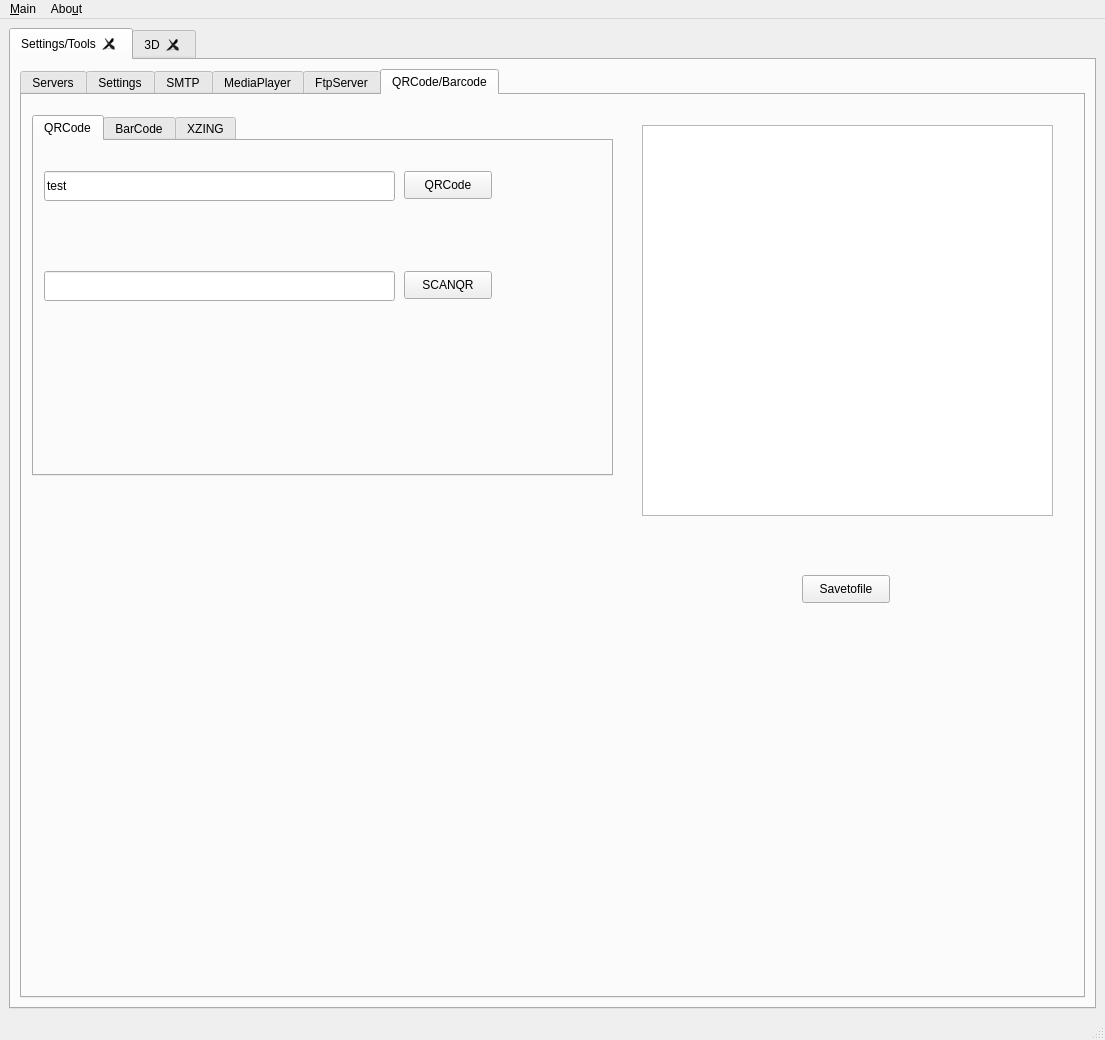
netpipe/cannachat, file mainwindow.ui: the form before one commit.
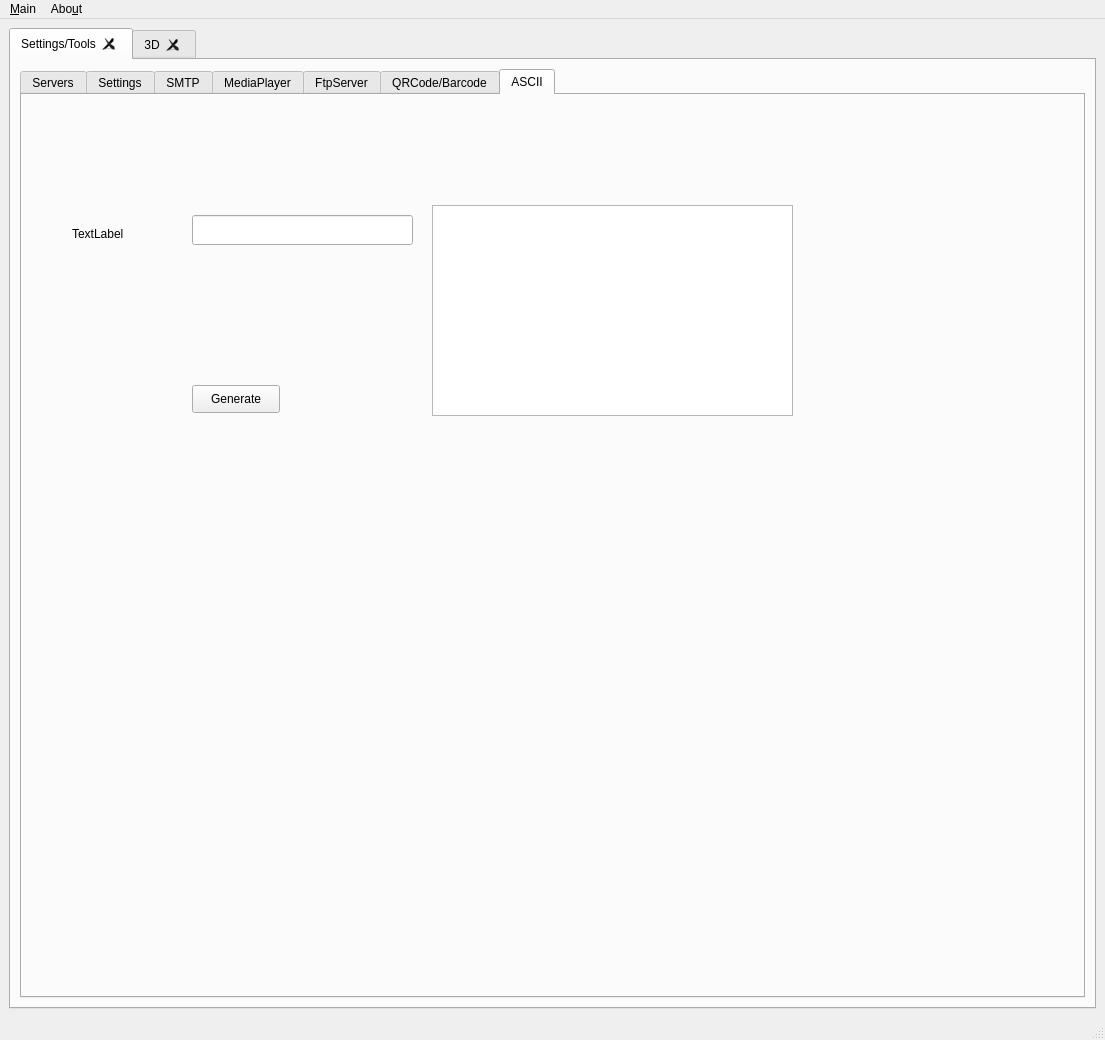
The form after the commit. Icons and pictures are not drawn.

Patch:
```diff
--- a/mainwindow.ui
+++ b/mainwindow.ui
@@ -34,7 +34,7 @@
         <item row="0" column="0">
          <widget class="QTabWidget" name="tabWidget_2">
           <property name="currentIndex">
-           <number>5</number>
+           <number>6</number>
           </property>
           <widget class="QWidget" name="tab_2">
            <attribute name="title">
@@ -1452,6 +1452,57 @@
             </property>
            </widget>
           </widget>
+          <widget class="QWidget" name="tab_12">
+           <attribute name="title">
+            <string>ASCII</string>
+           </attribute>
+           <widget class="QLabel" name="label_14">
+            <property name="geometry">
+             <rect>
+              <x>50</x>
+              <y>130</y>
+              <width>58</width>
+              <height>18</height>
+             </rect>
+            </property>
+            <property name="text">
+             <string>TextLabel</string>
+            </property>
+           </widget>
+           <widget class="QLineEdit" name="asciito">
+            <property name="geometry">
+             <rect>
+              <x>170</x>
+              <y>120</y>
+              <width>221</width>
+              <height>30</height>
+             </rect>
+            </property>
+           </widget>
+           <widget class="QPlainTextEdit" name="asciifrom">
+            <property name="geometry">
+             <rect>
+              <x>410</x>
+              <y>110</y>
+              <width>361</width>
+              <height>211</height>
+             </rect>
+            </property>
+           </widget>
+           <widget class="QPushButton" name="asciigen">
+            <property name="geometry">
+             <rect>
+              <x>170</x>
+              <y>290</y>
+              <width>88</width>
+              <height>28</height>
+             </rect>
+            </property>
+            <property name="text">
+             <string>Generate</string>
+            </property>
+           </widget>
+          </widget>
          </widget>
         </item>
        </layout>
```
